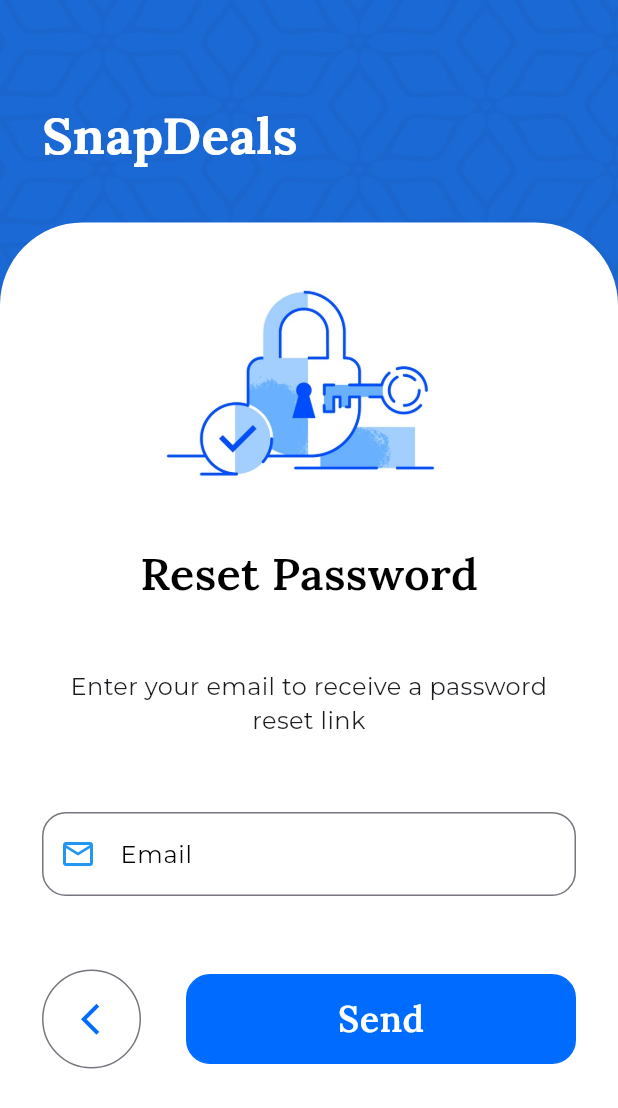
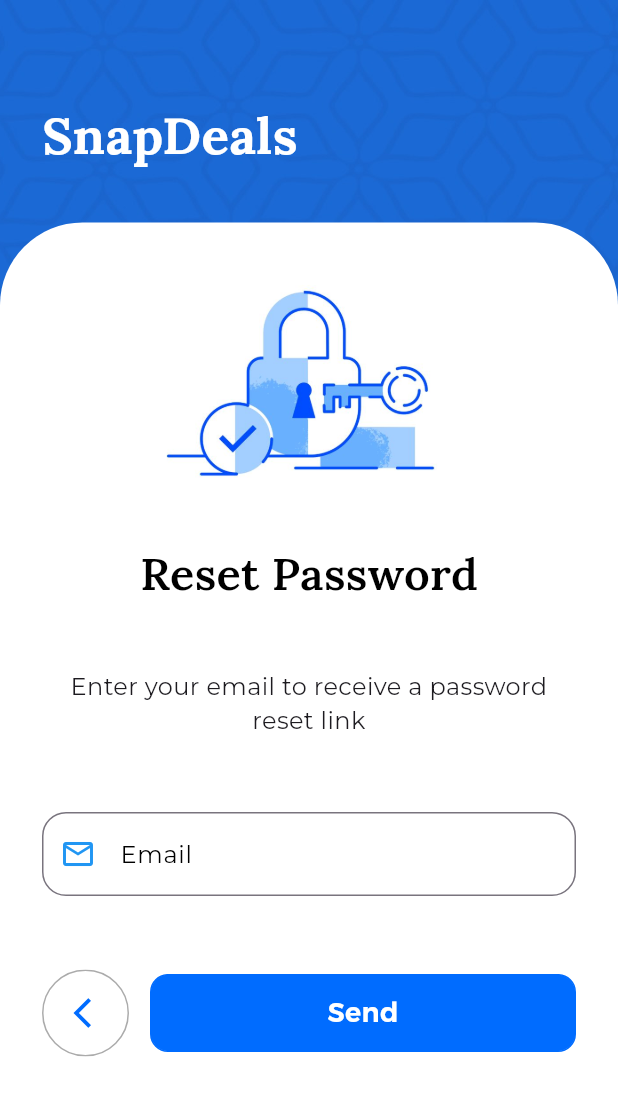
Before and after one commit to 3khaled3/snapDealsApp_readMe, a Flutter app: the LoginScreen screen opened by its route, after a tap on "Forgot Password?", on a phone screen of 412 x 824 dp. Shown: the top 1108 px of the screen. Run offline on Flutter 3.47's test engine with Material 3 defaults, Android fonts, the light colour scheme and no system bars; our stand-ins replace bloc, cloud_firestore, dartz, device_preview, eva_icons_flutter, firebase_auth and 5 more; accounts and stored records are empty.

Commit message:
some edit ui

```diff
--- a/lib/app/auth_feature/view/pages/auth_view/login_view.dart
+++ b/lib/app/auth_feature/view/pages/auth_view/login_view.dart
@@ -98,7 +98,7 @@
                           email = value;
                         },
                       ),
-                      28.ph,
+                      16.ph,
                       CustomTextFormField(
                         hintText: context.tr.hintPassword,
                         labelText: context.tr.passwordLoginLabel,
@@ -109,7 +109,7 @@
                           password = value;
                         },
                       ),
-                      18.ph,
+                      16.ph,
                       Align(
                         alignment: AlignmentDirectional.centerEnd,
                         child: TextButton(
@@ -126,7 +126,7 @@
                           ),
                         ),
                       ),
-                      18.ph,
+                      16.ph,
                       SizedBox(
                         width: double.infinity,
                         child: CustomPrimaryButton(
@@ -138,15 +138,11 @@
                           },
                         ),
                       ),
-                      26.ph,
+                      18.ph,
                       Center(
-                        child: SizedBox(
-                            width: MediaQuery.sizeOf(context).width * .85,
-                            child: const FittedBox(
-                                fit: BoxFit.fitWidth,
-                                child: BuildRegisterText())),
+                        child: BuildRegisterText(),
                       ),
-
+                      18.ph,
                       Padding(
                         padding: const EdgeInsets.only(left: 80, right: 80),
                         child: Row(
--- a/lib/app/auth_feature/view/widgets/custom_button_row.dart
+++ b/lib/app/auth_feature/view/widgets/custom_button_row.dart
@@ -16,21 +16,38 @@
   @override
   Widget build(BuildContext context) {
     return Row(
+      mainAxisAlignment: MainAxisAlignment.spaceAround,
       children: [
-        OutlinedButton(
-          onPressed: () => GoRouter.of(context).pop(),
-          style: OutlinedButton.styleFrom(
-            padding: const EdgeInsets.symmetric(horizontal: 26, vertical: 20),
-            shape: const CircleBorder(),
-            fixedSize: const Size(66, 66),
-          ),
-          child: const Icon(
-            Icons.arrow_back_ios,
-            color: ColorsBox.brightBlue,
-            size: 25,
+        Material(
+          color: Colors.transparent,
+          child: InkWell(
+            borderRadius: BorderRadius.circular(999999),
+            onTap: () => GoRouter.of(context).pop(),
+            // style: OutlinedButton.styleFrom(
+            //   shape: const CircleBorder(),
+            //   // fixedSize: const Size(66, 66),
+            // ),
+            child: Ink(
+              decoration: BoxDecoration(
+                color: ColorsBox.white,
+                borderRadius: BorderRadius.circular(999999),
+                border: Border.all(color: ColorsBox.greyish, width: 1),
+              ),
+              padding: const EdgeInsets.all(12),
+              child: Container(
+                // color: Colors.red,
+                padding: const EdgeInsetsDirectional.only(
+                    start: 8, top: 4, bottom: 4),
+                child: const Icon(
+                  Icons.arrow_back_ios,
+                  color: ColorsBox.brightBlue,
+                  // size: 25,
+                ),
+              ),
+            ),
           ),
         ),
-        const SizedBox(width: 30),
+        const SizedBox(width: 14),
         Expanded(
           child: CustomPrimaryButton(
             title: saveButtonText,
--- a/lib/app/auth_feature/view/widgets/custom_primary_button.dart
+++ b/lib/app/auth_feature/view/widgets/custom_primary_button.dart
@@ -15,25 +15,28 @@
   final bool? isWhite;
   @override
   Widget build(BuildContext context) {
-    return InkWell(
+    return Material(
+      color: Colors.transparent,
+      child: InkWell(
         onTap: onTap,
-      borderRadius: const BorderRadius.all(Radius.circular(16)),
-      child: Container(
+        borderRadius: const BorderRadius.all(Radius.circular(12)),
+        child: Ink(
           padding: const EdgeInsets.symmetric(vertical: 12),
           width: double.infinity,
           decoration: BoxDecoration(
             color: isWhite == true ? ColorsBox.white : ColorsBox.brightBlue,
-          borderRadius: const BorderRadius.all(Radius.circular(16)),
+            borderRadius: const BorderRadius.all(Radius.circular(12)),
             border: isWhite == true
                 ? Border.all(color: ColorsBox.slateGrey)
                 : Border.all(color: ColorsBox.brightBlue),
           ),
           child: Center(
             child: Text(title,
-              style: AppTextStyles.semiBold24().copyWith(
-                fontFamily: AppTextStyles.fontFamilyLora,
+                style: AppTextStyles.semiBold18().copyWith(
+                  // fontFamily: AppTextStyles.fontFamilyLora,
                   color: isWhite == true ? ColorsBox.brightBlue : ColorsBox.white,
                 )),
+          ),
         ),
       ),
     );
--- a/lib/app/auth_feature/view/widgets/custom_text_field.dart
+++ b/lib/app/auth_feature/view/widgets/custom_text_field.dart
@@ -51,6 +51,7 @@
                 AppTextStyles.regular16().copyWith(color: ColorsBox.black),
             helperStyle:
                 AppTextStyles.regular16().copyWith(color: ColorsBox.greyish),
+            hintStyle:                AppTextStyles.regular16().copyWith(color: ColorsBox.greyish),
             hintText: widget.hintText,
             labelText: widget.labelText,
             prefixIcon: widget.isPrice == true
--- a/lib/core/themes/text_styles.dart
+++ b/lib/core/themes/text_styles.dart
@@ -15,7 +15,7 @@
 class AppTextStyles {
   // Font families
   static const String fontFamilyMontserrat = "Montserrat";
-  static const String fontFamilyLora = "Lora";
+  static String fontFamilyLora = Tr.current.lang != Langs.ar.lang ?"Lora":"NotoKufiArabic";
   static const String fontFamilyNotoKufiArabic = "NotoKufiArabic";
 
   // Text styles with dynamic sizes using RM.map
```
Also changed, not shown: lib/app/auth_feature/view/pages/auth_view/register_view.dart (+11 -32 lines), lib/app/product_feature/view/pages/product_details/product_details_view.dart (+7 -9 lines). Lines whose indentation alone changed are shown as unchanged.
